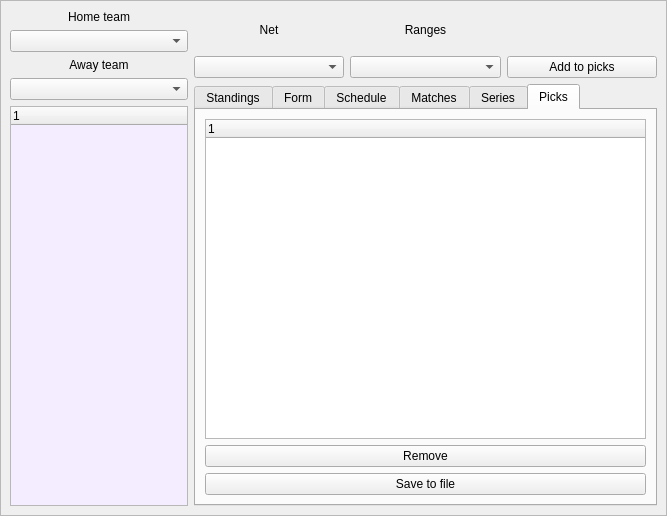
First picture: the form in data/apps/stats_central/ui/stats_central.ui, repository taketrung1988/BetBoy, before the edit.
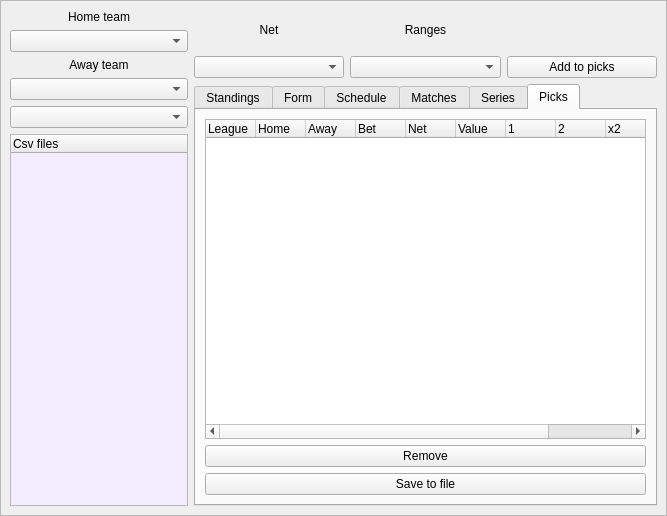
Second picture: the form after the edit. The open tabs and pages were chosen to show the change.

Commit message: stats central listing csv files

What changed in the file:
```diff
--- a/data/apps/stats_central/ui/stats_central.ui
+++ b/data/apps/stats_central/ui/stats_central.ui
@@ -83,7 +83,10 @@
           </layout>
          </item>
          <item>
-          <widget class="QTreeWidget" name="treeLeagues">
+          <widget class="QComboBox" name="combo_csv_paths"/>
+         </item>
+         <item>
+          <widget class="QTreeWidget" name="tree_csv_files">
            <property name="sizePolicy">
             <sizepolicy hsizetype="Expanding" vsizetype="Expanding">
              <horstretch>0</horstretch>
@@ -141,7 +144,7 @@
            </property>
            <column>
             <property name="text">
-             <string notr="true">1</string>
+             <string notr="true">Csv files</string>
             </property>
            </column>
           </widget>
@@ -937,9 +940,72 @@
             <layout class="QVBoxLayout" name="verticalLayout_14">
              <item>
               <widget class="QTreeWidget" name="tree_picks">
+               <property name="allColumnsShowFocus">
+                <bool>false</bool>
+               </property>
+               <property name="headerHidden">
+                <bool>false</bool>
+               </property>
+               <attribute name="headerCascadingSectionResizes">
+                <bool>true</bool>
+               </attribute>
+               <attribute name="headerDefaultSectionSize">
+                <number>50</number>
+               </attribute>
+               <attribute name="headerShowSortIndicator" stdset="0">
+                <bool>false</bool>
+               </attribute>
+               <attribute name="headerStretchLastSection">
+                <bool>true</bool>
+               </attribute>
                <column>
                 <property name="text">
-                 <string notr="true">1</string>
+                 <string notr="true">League</string>
+                </property>
+               </column>
+               <column>
+                <property name="text">
+                 <string>Home</string>
+                </property>
+               </column>
+               <column>
+                <property name="text">
+                 <string>Away</string>
+                </property>
+               </column>
+               <column>
+                <property name="text">
+                 <string>Bet</string>
+                </property>
+               </column>
+               <column>
+                <property name="text">
+                 <string>Net</string>
+                </property>
+               </column>
+               <column>
+                <property name="text">
+                 <string>Value</string>
+                </property>
+               </column>
+               <column>
+                <property name="text">
+                 <string>1</string>
+                </property>
+               </column>
+               <column>
+                <property name="text">
+                 <string>2</string>
+                </property>
+               </column>
+               <column>
+                <property name="text">
+                 <string>x2</string>
+                </property>
+               </column>
+               <column>
+                <property name="text">
+                 <string>Comment</string>
                 </property>
                </column>
               </widget>
```
Left out of the diff: 2 changed lines with no effect on the pictures. The commit also changes 2 other files.
